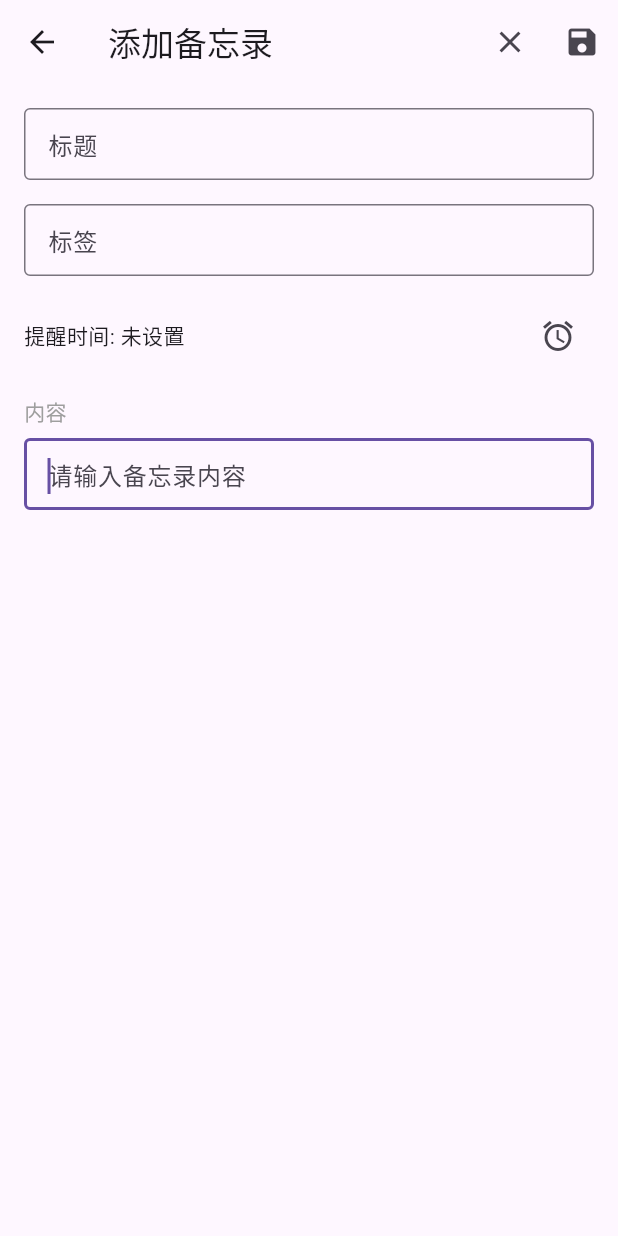
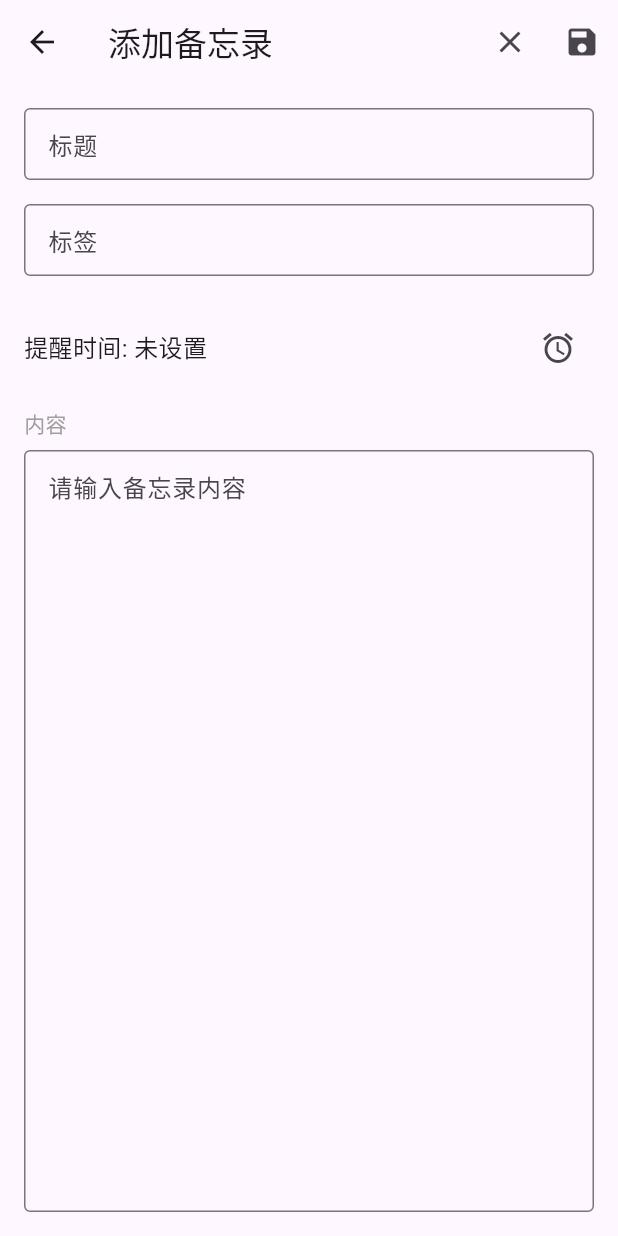
Before and after one commit to cc523613/memo_app, a Flutter app: the screen it shows after launch, after a tap on the "add" icon, on a phone screen of 412 x 824 dp. Run offline on Flutter 3.47's test engine with Material 3 defaults, Android fonts, the phone set to English and light mode, and no system bars; our stand-ins replace flutter_local_notifications, flutter_riverpod, sqflite, timezone; accounts and stored records are empty.

Commit message:
标签功能优化

```diff
--- a/lib/models/database.dart
+++ b/lib/models/database.dart
@@ -1,5 +1,7 @@
+import 'package:flutter/cupertino.dart';
 import 'package:sqflite/sqflite.dart';
 import 'package:path/path.dart';
+import 'package:path_provider/path_provider.dart';
 import 'memo.dart';
 
 class DatabaseHelper {
@@ -15,12 +17,12 @@ class DatabaseHelper {
   }
 
   Future<Database> _initDB(String fileName) async {
-    final dbPath = await getDatabasesPath();
-    final path = join(dbPath, fileName);
-    return await openDatabase(path, version: 1, onCreate: _createDB);
+    final documentsDirectory = await getApplicationDocumentsDirectory();
+    final path = join(documentsDirectory.path, fileName);
+    return await openDatabase(path, version: 1, onCreate: _createDb);
   }
 
-  Future _createDB(Database db, int version) async {
+  Future<void> _createDb(Database db, int version) async {
     await db.execute('''
       CREATE TABLE memos (
         id INTEGER PRIMARY KEY AUTOINCREMENT,
@@ -29,60 +31,71 @@ class DatabaseHelper {
         timestamp TEXT NOT NULL,
         tag TEXT,
         reminderTime TEXT,
-      isDeleted INTEGER NOT NULL
+        isDeleted INTEGER NOT NULL DEFAULT 0
       )
     ''');
   }
 
-  Future<List<Memo>> getMemos({bool includeDeleted = false}) async {
+  Future<List<Memo>> getMemos() async {
     final db = await database;
-    final maps = await db.query(
-      'memos',
-      where: includeDeleted ? null : 'isDeleted = ?',
-      whereArgs: includeDeleted ? null : [0],
-      orderBy: 'timestamp DESC',
-    );
+    final maps = await db.query('memos', where: 'isDeleted = 0');
     return maps.map((e) => Memo.fromMap(e)).toList();
   }
 
   Future<List<Memo>> getDeletedMemos() async {
     final db = await database;
+    final maps = await db.query('memos', where: 'isDeleted = 1');
+    return maps.map((e) => Memo.fromMap(e)).toList();
+  }
+
+  Future<List<Memo>> searchMemos(String query) async {
+    final db = await database;
     final maps = await db.query(
       'memos',
-      where: 'isDeleted = ?',
-      whereArgs: [1],
-      orderBy: 'timestamp DESC',
+      where: 'isDeleted = 0 AND (title LIKE ? OR content LIKE ?)',
+      whereArgs: ['%$query%', '%$query%'],
     );
     return maps.map((e) => Memo.fromMap(e)).toList();
   }
-
 
   Future<List<String>> getTags() async {
     final db = await database;
     final maps = await db.query('memos', distinct: true, columns: ['tag']);
     final tags = maps
         .map((e) => e['tag'] as String?)
-        .where((tag) => tag != null && tag.isNotEmpty)
-        .cast<String>() // Cast to non-nullable String
+        .where((tag) => tag != null && tag.trim().isNotEmpty)
+        .map((tag) => tag!.trim().toLowerCase())
         .toSet()
-        .toList();
-    tags.add('无标签');
-    return tags;
+        .toList()
+      ..sort();
+    return ['无标签', ...tags];
   }
 
-  Future<void> insertMemo(Memo memo) async {
+  Future<int> insertMemo(Memo memo) async {
     final db = await database;
-    await db.insert('memos', memo.toMap());
+    debugPrint('插入备忘录: ${memo.toMap()}');
+    try {
+      return await db.insert('memos', memo.toMap());
+    } catch (e) {
+      debugPrint('插入失败: $e');
+      rethrow;
+    }
   }
 
   Future<void> updateMemo(Memo memo) async {
     final db = await database;
+    debugPrint('更新备忘录: ${memo.toMap()}');
+    try {
       await db.update(
         'memos',
         memo.toMap(),
         where: 'id = ?',
         whereArgs: [memo.id],
       );
+    } catch (e) {
+      debugPrint('更新失败: $e');
+      rethrow;
+    }
   }
 
   Future<void> deleteMemo(int id, {bool permanent = false}) async {
@@ -109,14 +122,11 @@ class DatabaseHelper {
     );
   }
 
-  Future<List<Memo>> searchMemos(String query) async {
-    final db = await database;
-    final maps = await db.query(
-      'memos',
-      where: 'isDeleted = 0 AND (title LIKE ? OR content LIKE ?)',
-      whereArgs: ['%$query%', '%$query%'],
-      orderBy: 'timestamp DESC',
-    );
-    return maps.map((e) => Memo.fromMap(e)).toList();
+  Future<void> close() async {
+    final db = _database;
+    if (db != null) {
+      await db.close();
+      _database = null;
     }
   }
+}
--- a/lib/models/memo.dart
+++ b/lib/models/memo.dart
@@ -37,7 +37,7 @@ class Memo {
       timestamp: map['timestamp'] as String,
       tag: map['tag'] as String?,
       reminderTime: map['reminderTime'] != null
-          ? DateTime.parse(map['reminderTime'] as String)
+          ? DateTime.parse(map['reminderTime'])
           : null,
       isDeleted: (map['isDeleted'] as int) == 1,
     );
--- a/lib/screens/add_page.dart
+++ b/lib/screens/add_page.dart
@@ -6,11 +6,12 @@ import 'package:timezone/timezone.dart' as tz;
 import 'package:timezone/data/latest.dart' as tz;
 import '../providers/memo_provider.dart';
 import '../models/memo.dart';
+import '../models/database.dart';
 
 class AddMemoPage extends ConsumerStatefulWidget {
   final Memo? memo;
 
-  const AddMemoPage({super.key, this.memo, required Null Function(dynamic Memo) onSave});
+  const AddMemoPage({super.key, this.memo});
 
   @override
   ConsumerState<AddMemoPage> createState() => _AddMemoPageState();
@@ -26,7 +27,7 @@ class _AddMemoPageState extends ConsumerState<AddMemoPage> {
   @override
   void initState() {
     super.initState();
-    tz.initializeTimeZones(); // Initialize timezone data
+    tz.initializeTimeZones();
     if (widget.memo != null) {
       _titleController.text = widget.memo!.title;
       _contentController.text = widget.memo!.content;
@@ -47,25 +48,23 @@ class _AddMemoPageState extends ConsumerState<AddMemoPage> {
       android: androidSettings,
       iOS: iosSettings,
     );
+    try {
       await _notificationsPlugin.initialize(settings);
-    // Request permissions for iOS
       await _notificationsPlugin
           .resolvePlatformSpecificImplementation<
           IOSFlutterLocalNotificationsPlugin>()
-        ?.requestPermissions(
-      alert: true,
-      badge: true,
-      sound: true,
-    );
-    // Request permissions for Android 13+
+          ?.requestPermissions(alert: true, badge: true, sound: true);
       await _notificationsPlugin
           .resolvePlatformSpecificImplementation<
           AndroidFlutterLocalNotificationsPlugin>()
           ?.requestNotificationsPermission();
+    } catch (e) {
+      debugPrint('通知初始化失败: $e');
+    }
   }
 
   Future<void> _scheduleNotification(Memo memo) async {
-    if (memo.reminderTime == null) return;
+    if (memo.reminderTime == null || memo.id == null) return;
     final androidDetails = const AndroidNotificationDetails(
       'memo_channel',
       'Memo Reminders',
@@ -78,8 +77,9 @@ class _AddMemoPageState extends ConsumerState<AddMemoPage> {
       android: androidDetails,
       iOS: iosDetails,
     );
+    try {
       await _notificationsPlugin.zonedSchedule(
-      memo.id ?? DateTime.now().millisecondsSinceEpoch,
+        memo.id!,
         memo.title,
         memo.content.length > 50
             ? '${memo.content.substring(0, 47)}...'
@@ -90,10 +90,24 @@ class _AddMemoPageState extends ConsumerState<AddMemoPage> {
         uiLocalNotificationDateInterpretation:
         UILocalNotificationDateInterpretation.absoluteTime,
       );
+      debugPrint('通知已调度: ID=${memo.id}, 时间=${memo.reminderTime}');
+    } catch (e) {
+      debugPrint('通知调度失败: $e');
+      if (context.mounted) {
+        ScaffoldMessenger.of(context).showSnackBar(
+          SnackBar(content: Text('通知设置失败: $e')),
+        );
+      }
+    }
   }
 
   Future<void> _cancelNotification(int id) async {
+    try {
       await _notificationsPlugin.cancel(id);
+      debugPrint('通知已取消: ID=$id');
+    } catch (e) {
+      debugPrint('通知取消失败: $e');
+    }
   }
 
   Future<void> _selectReminderTime() async {
@@ -137,50 +151,71 @@ class _AddMemoPageState extends ConsumerState<AddMemoPage> {
               _titleController.clear();
               _contentController.clear();
               _tagController.clear();
-              setState(() {
-                _reminderTime = null;
-              });
+              setState(() { _reminderTime = null; });
             },
             tooltip: '清除输入',
           ),
           IconButton(
             icon: const Icon(Icons.save),
             onPressed: () async {
-              if (_titleController.text.isEmpty ||
-                  _contentController.text.isEmpty) {
+              final title = _titleController.text.trim();
+              final content = _contentController.text.trim();
+              if (title.isEmpty || content.isEmpty) {
                 ScaffoldMessenger.of(context).showSnackBar(
                   const SnackBar(content: Text('请输入标题和内容')),
                 );
                 return;
               }
+              final normalizedTag = _tagController.text.trim().toLowerCase();
               final memo = Memo(
                 id: widget.memo?.id,
-                title: _titleController.text,
-                content: _contentController.text,
-                timestamp: widget.memo?.timestamp ?? DateTime.now().toString(),
-                tag: _tagController.text.isEmpty ? null : _tagController.text,
+                title: title,
+                content: content,
+                timestamp: DateFormat('yyyy-MM-dd HH:mm:ss').format(DateTime.now()),
+                tag: normalizedTag.isEmpty ? null : normalizedTag,
                 reminderTime: _reminderTime,
+                isDeleted: false,
               );
+
+              try {
+                debugPrint('保存备忘录: ${memo.toMap()}');
                 if (widget.memo != null) {
+                  // 更新现有备忘录
                   if (widget.memo!.reminderTime != null) {
                     await _cancelNotification(widget.memo!.id!);
                   }
-                ref.read(memoProvider.notifier).updateMemo(memo);
-              } else {
-                ref.read(memoProvider.notifier).addMemo(memo);
-              }
+                  await ref.read(memoProvider.notifier).updateMemo(memo);
                   if (_reminderTime != null) {
                     await _scheduleNotification(memo);
                   }
+                } else {
+                  // 插入新备忘录
+                  final newMemo = await ref.read(memoProvider.notifier).addMemoAndReturn(memo);
+                  if (_reminderTime != null) {
+                    await _scheduleNotification(newMemo);
+                  }
+                }
                 if (context.mounted) {
                   Navigator.pop(context);
+                  ScaffoldMessenger.of(context).showSnackBar(
+                    const SnackBar(content: Text('备忘录已保存')),
+                  );
+                }
+              } catch (e) {
+                debugPrint('保存失败: $e');
+                if (context.mounted) {
+                  ScaffoldMessenger.of(context).showSnackBar(
+                    SnackBar(content: Text('保存失败: $e')),
+                  );
+                }
               }
             },
+            tooltip: '保存',
           ),
         ],
       ),
       body: Padding(
-        padding: const EdgeInsets.all(16),
+        padding: const EdgeInsets.all(16.0),
         child: Column(
           crossAxisAlignment: CrossAxisAlignment.start,
           children: [
@@ -189,45 +224,66 @@ class _AddMemoPageState extends ConsumerState<AddMemoPage> {
               decoration: const InputDecoration(
                 labelText: '标题',
                 hintText: '请输入备忘录标题',
+                border: OutlineInputBorder(),
               ),
             ),
             const SizedBox(height: 16),
+            TextField(
+              controller: _tagController,
+              decoration: InputDecoration(
+                labelText: '标签',
+                hintText: '输入标签（如：工作）',
+                border: const OutlineInputBorder(),
+                suffixIcon: _tagController.text.isNotEmpty
+                    ? IconButton(
+                  icon: const Icon(Icons.clear),
+                  onPressed: () {
+                    _tagController.clear();
+                    setState(() {});
+                  },
+                )
+                    : null,
+              ),
+              onChanged: (_) => setState(() {}),
+            ),
+            const SizedBox(height: 8),
             FutureBuilder<List<String>>(
               future: tagsAsync,
               builder: (context, snapshot) {
+                if (snapshot.connectionState == ConnectionState.waiting) {
+                  return const Center(child: CircularProgressIndicator());
+                }
+                if (snapshot.hasError) {
+                  return Text('加载标签失败: ${snapshot.error}');
+                }
                 final tags = snapshot.data ?? ['无标签'];
-                return Autocomplete<String>(
-                  optionsBuilder: (textEditingValue) {
-                    if (textEditingValue.text.isEmpty) return tags;
-                    return tags.where((tag) => tag
-                        .toLowerCase()
-                        .contains(textEditingValue.text.toLowerCase()));
+                return Wrap(
+                  spacing: 8,
+                  runSpacing: 4,
+                  children: tags
+                      .where((tag) => tag != '无标签')
+                      .map((tag) => ChoiceChip(
+                    label: Text(tag),
+                    selected: _tagController.text.trim().toLowerCase() == tag,
+                    onSelected: (selected) {
+                      setState(() {
+                        _tagController.text = selected ? tag : '';
+                      });
                     },
-                  onSelected: (selection) {
-                    _tagController.text = selection;
-                  },
-                  fieldViewBuilder: (context, controller, focusNode, onSubmitted) {
-                    _tagController.text = controller.text;
-                    return TextField(
-                      controller: controller,
-                      focusNode: focusNode,
-                      decoration: const InputDecoration(
-                        labelText: '标签',
-                        hintText: '例如：工作、生活',
-                      ),
-                      onSubmitted: (_) => onSubmitted(),
-                    );
-                  },
+                  ))
+                      .toList(),
                 );
               },
             ),
             const SizedBox(height: 16),
             Row(
               children: [
-                Text(
+                Expanded(
+                  child: Text(
                     '提醒时间: ${_reminderTime != null ? DateFormat('yyyy-MM-dd HH:mm').format(_reminderTime!) : '未设置'}',
+                    style: const TextStyle(fontSize: 16),
                   ),
-                const Spacer(),
+                ),
                 IconButton(
                   icon: const Icon(Icons.alarm),
                   onPressed: _selectReminderTime,
@@ -237,9 +293,7 @@ class _AddMemoPageState extends ConsumerState<AddMemoPage> {
                   IconButton(
                     icon: const Icon(Icons.clear),
                     onPressed: () {
-                      setState(() {
-                        _reminderTime = null;
-                      });
+                      setState(() { _reminderTime = null; });
                     },
                     tooltip: '取消提醒',
                   ),
@@ -255,11 +309,12 @@ class _AddMemoPageState extends ConsumerState<AddMemoPage> {
               child: TextField(
                 controller: _contentController,
                 maxLines: null,
-                keyboardType: TextInputType.multiline,
+                expands: true,
+                textAlignVertical: TextAlignVertical.top,
                 decoration: const InputDecoration(
                   hintText: '请输入备忘录内容',
+                  border: OutlineInputBorder(),
                 ),
-                autofocus: true,
               ),
             ),
           ],
--- a/lib/screens/home_page.dart
+++ b/lib/screens/home_page.dart
@@ -3,6 +3,7 @@ import 'package:flutter_riverpod/flutter_riverpod.dart';
 import 'package:intl/intl.dart';
 import 'package:path_provider/path_provider.dart';
 import 'dart:io';
+import '../models/database.dart';
 import '../providers/memo_provider.dart';
 import '../providers/theme_provider.dart';
 import '../models/memo.dart';
@@ -72,14 +73,77 @@ class _MemoHomePageState extends ConsumerState<MemoHomePage> {
     }
   }
 
+  void _showTagManagementDialog() {
+    showDialog(
+      context: context,
+      builder: (context) => Consumer(
+        builder: (context, ref, child) {
+          final tagsAsync = ref.watch(memoProvider.notifier).getTags();
+          return AlertDialog(
+            title: const Text('管理标签'),
+            content: FutureBuilder<List<String>>(
+              future: tagsAsync,
+              builder: (context, snapshot) {
+                if (!snapshot.hasData) {
+                  return const CircularProgressIndicator();
+                }
+                final tags = snapshot.data!.where((tag) => tag != '无标签').toList();
+                if (tags.isEmpty) {
+                  return const Text('暂无标签');
+                }
+                return SizedBox(
+                  width: double.maxFinite,
+                  child: ListView.builder(
+                    shrinkWrap: true,
+                    itemCount: tags.length,
+                    itemBuilder: (context, index) {
+                      final tag = tags[index];
+                      return ListTile(
+                        title: Text(tag),
+                        trailing: IconButton(
+                          icon: const Icon(Icons.delete, color: Colors.red),
+                          onPressed: () async {
+                            final db = await DatabaseHelper.instance.database;
+                            await db.update(
+                              'memos',
+                              {'tag': null},
+                              where: 'tag = ?',
+                              whereArgs: [tag],
+                            );
+                            ref.read(memoProvider.notifier).loadMemos();
+                            if (ref.read(tagFilterProvider) == tag) {
+                              ref.read(tagFilterProvider.notifier).state = null;
+                            }
+                          },
+                        ),
+                      );
+                    },
+                  ),
+                );
+              },
+            ),
+            actions: [
+              TextButton(
+                onPressed: () => Navigator.pop(context),
+                child: const Text('关闭'),
+              ),
+            ],
+          );
+        },
+      ),
+    );
+  }
+
   @override
   Widget build(BuildContext context) {
     final memos = ref.watch(memoProvider);
     final tagFilter = ref.watch(tagFilterProvider);
     final tagsAsync = ref.watch(memoProvider.notifier).getTags();
-    final filteredMemos = tagFilter != null && tagFilter != '无标签'
-        ? memos.where((memo) => memo.tag == tagFilter).toList()
-        : memos;
+    final filteredMemos = tagFilter == null
+        ? memos
+        : tagFilter == '无标签'
+        ? memos.where((memo) => memo.tag == null).toList()
+        : memos.where((memo) => memo.tag == tagFilter).toList();
     final sortedMemos = _sortMemos(filteredMemos);
 
     return Scaffold(
@@ -91,7 +155,7 @@ class _MemoHomePageState extends ConsumerState<MemoHomePage> {
             onPressed: () {
               Navigator.push(
                 context,
-                MaterialPageRoute(builder: (context) => RecycleBinPage()),
+                MaterialPageRoute(builder: (context) => const RecycleBinPage()),
               );
             },
             tooltip: '回收站',
@@ -112,6 +176,11 @@ class _MemoHomePageState extends ConsumerState<MemoHomePage> {
             icon: const Icon(Icons.save_alt),
             onPressed: () => _exportMemos(memos),
             tooltip: '导出备忘录',
+          ),
+          IconButton(
+            icon: const Icon(Icons.label),
+            onPressed: _showTagManagementDialog,
+            tooltip: '管理标签',
           ),
           PopupMenuButton<SortOption>(
             icon: const Icon(Icons.sort),
@@ -174,16 +243,12 @@ class _MemoHomePageState extends ConsumerState<MemoHomePage> {
                   hint: const Text('选择标签'),
                   value: tagFilter,
                   isExpanded: true,
-                  items: [
-                    const DropdownMenuItem<String>(
-                      value: null,
-                      child: Text('全部'),
-                    ),
-                    ...snapshot.data!.map((tag) => DropdownMenuItem<String>(
-                      value: tag,
-                      child: Text(tag),
-                    )),
-                  ],
+                  items: snapshot.data!
+                      .map((tag) => DropdownMenuItem<String>(
+                    value: tag,
+                    child: Text(tag),
+                  ))
+                      .toList(),
                   onChanged: (value) {
                     ref.read(tagFilterProvider.notifier).state = value;
                   },
@@ -236,7 +301,7 @@ class _MemoHomePageState extends ConsumerState<MemoHomePage> {
                       Navigator.push(
                         context,
                         MaterialPageRoute(
-                          builder: (context) => AddMemoPage(memo: memo, onSave: (Memo ) {  },),
+                          builder: (context) => AddMemoPage(memo: memo),
                         ),
                       );
                     },
@@ -285,7 +350,7 @@ class _MemoHomePageState extends ConsumerState<MemoHomePage> {
         onPressed: () {
           Navigator.push(
             context,
-            MaterialPageRoute(builder: (context) => AddMemoPage(onSave: (Memo ) {  },)),
+            MaterialPageRoute(builder: (context) => const AddMemoPage()),
           );
         },
         child: const Icon(Icons.add),
```
Also changed, not shown: lib/providers/memo_provider.dart (+16 -0 lines). Lines whose indentation alone changed are shown as unchanged.
